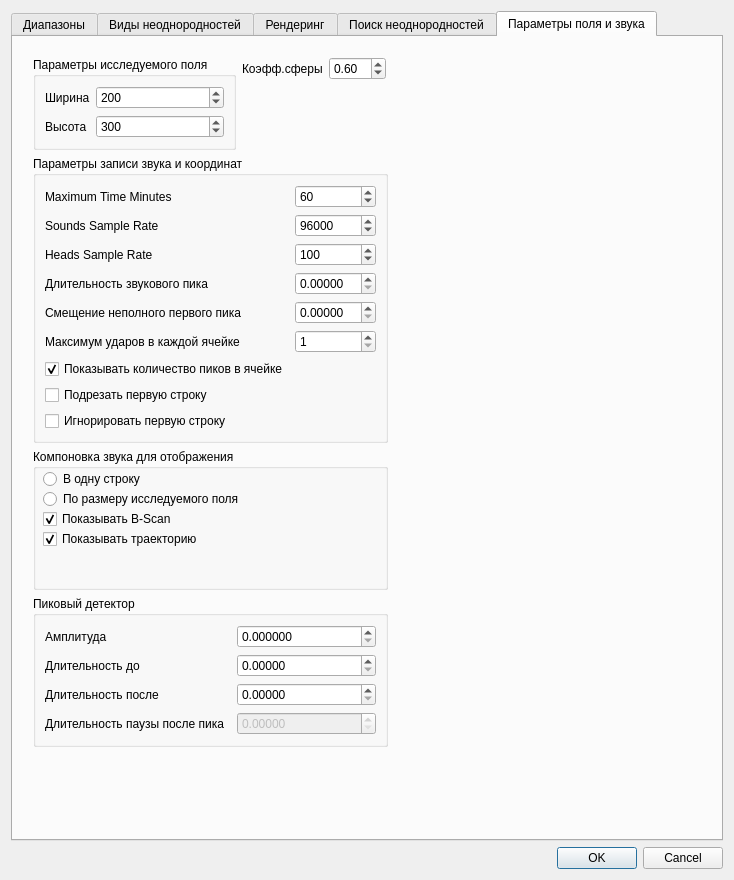
Ddv-progia/compositescannerarm, file src/Gui/ProcessingParametersDialog.ui: the form before one commit.
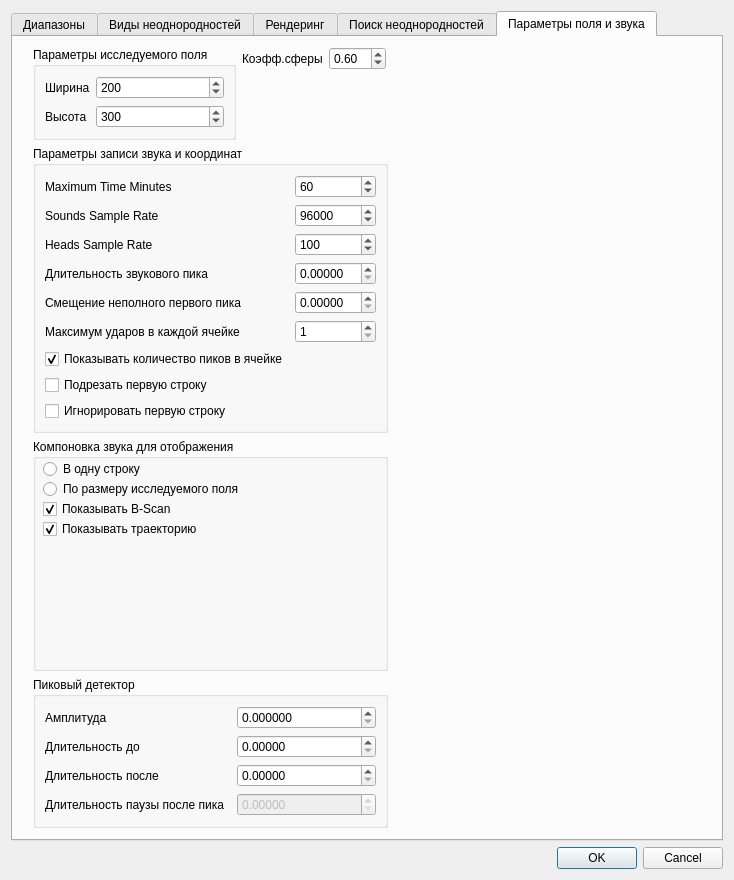
The form after the commit. Icons and pictures are not drawn.

Diff of the .ui file:
```diff
--- a/src/Gui/ProcessingParametersDialog.ui
+++ b/src/Gui/ProcessingParametersDialog.ui
@@ -1248,9 +1248,9 @@
        <property name="geometry">
         <rect>
          <x>10</x>
-         <y>10</y>
+         <y>0</y>
          <width>375</width>
-         <height>710</height>
+         <height>801</height>
         </rect>
        </property>
        <layout class="QFormLayout" name="formLayout_3">
```
